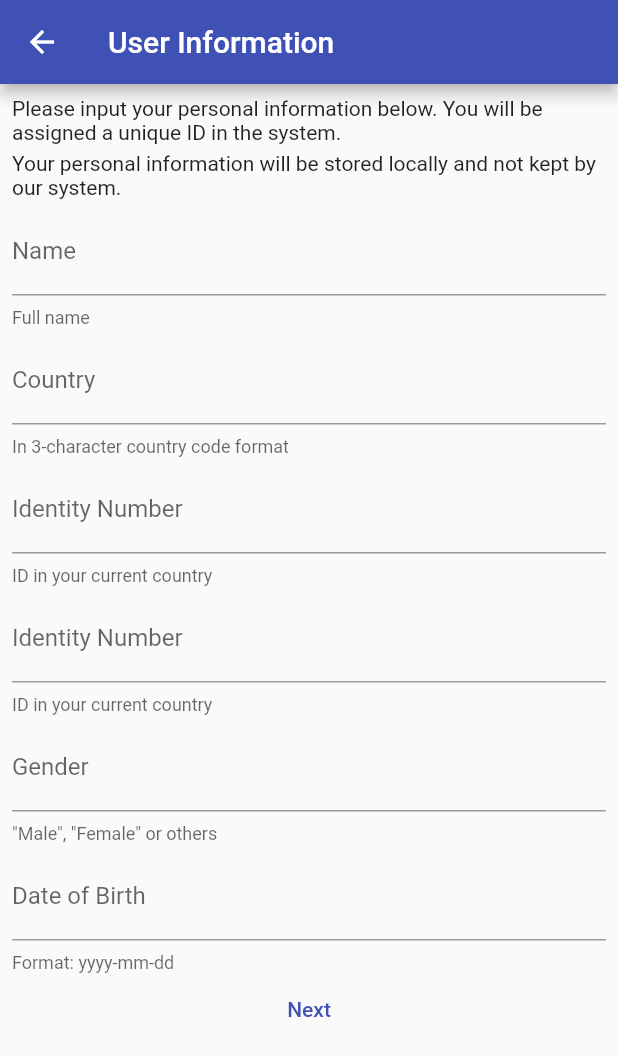
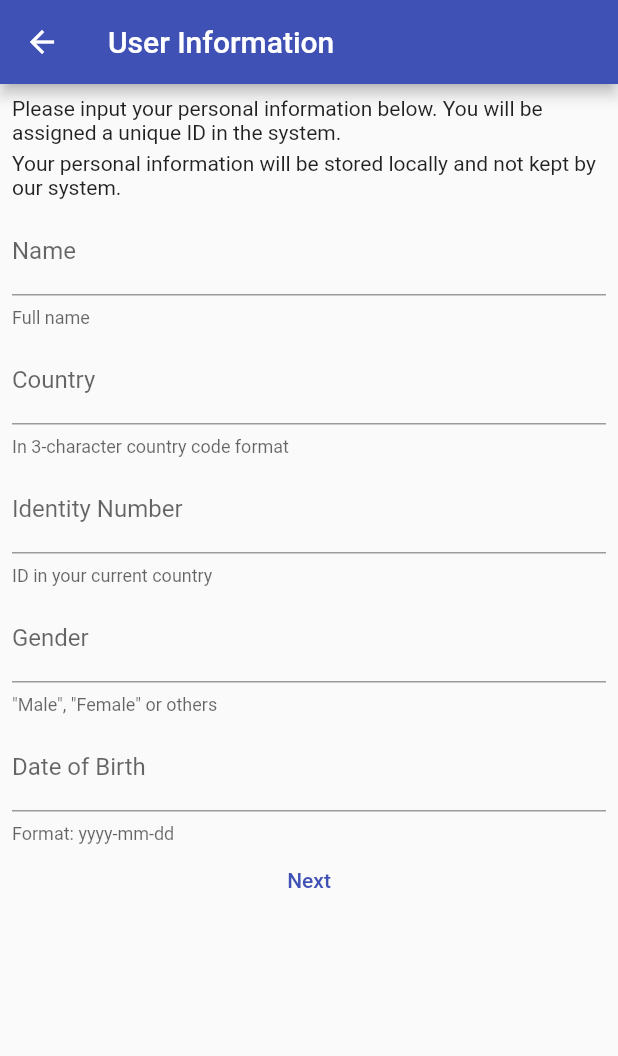
Before and after one commit to ttvs-blockchain/flutter-customer-client, a Flutter app: the RegisterUserInfoView screen opened directly, on a phone screen of 412 x 824 dp. Shown: the top 1056 px of the screen. Run offline on Flutter 3.47's test engine with Material 2 defaults, Android fonts, the phone set to English and light mode, and no system bars; our stand-ins replace bloc, cloud_firestore, equatable, firebase_auth, firebase_core, flutter_bloc and 4 more; accounts and stored records are empty; generated files the repository leaves out were written again; network calls fail.

Commit message:
fix register user info view bugs

```diff
--- a/lib/screens/main_view.dart
+++ b/lib/screens/main_view.dart
@@ -45,7 +45,6 @@ class _MainViewState extends State<MainView> {
         await _firebaseService.getCertificates(userSystemID: user.systemID);
     log(cloudCertificates.length.toString());
     _databaseService.deleteAllCertificates();
-
 
     for (final cert in cloudCertificates) {
       // log(cert.toString());
--- a/lib/screens/register_user_info_view.dart
+++ b/lib/screens/register_user_info_view.dart
@@ -60,8 +60,7 @@ class _RegisterUserInfoViewState extends State<RegisterUserInfoView> {
       ),
       body: Padding(
         padding: const EdgeInsets.all(8.0),
-        child: Column(
-          crossAxisAlignment: CrossAxisAlignment.start,
+        child: ListView(
           children: [
             const Text(
                 'Please input your personal information below. You will be assigned a unique ID in the system.'),
@@ -71,7 +70,7 @@ class _RegisterUserInfoViewState extends State<RegisterUserInfoView> {
             const SizedBox(height: 5),
             TextField(
               controller: _name,
-              obscureText: true,
+              // obscureText: true,
               enableSuggestions: false,
               autocorrect: false,
               decoration: const InputDecoration(
@@ -82,7 +81,7 @@ class _RegisterUserInfoViewState extends State<RegisterUserInfoView> {
             const SizedBox(height: 5),
             TextField(
               controller: _countryCode,
-              obscureText: true,
+              // obscureText: true,
               enableSuggestions: false,
               autocorrect: false,
               decoration: const InputDecoration(
@@ -93,18 +92,7 @@ class _RegisterUserInfoViewState extends State<RegisterUserInfoView> {
             const SizedBox(height: 5),
             TextField(
               controller: _countryID,
-              obscureText: true,
-              enableSuggestions: false,
-              autocorrect: false,
-              decoration: const InputDecoration(
-                labelText: 'Identity Number',
-                helperText: 'ID in your current country',
-              ),
-            ),
-            const SizedBox(height: 5),
-            TextField(
-              controller: _countryID,
-              obscureText: true,
+              // obscureText: true,
               enableSuggestions: false,
               autocorrect: false,
               decoration: const InputDecoration(
@@ -115,7 +103,7 @@ class _RegisterUserInfoViewState extends State<RegisterUserInfoView> {
             const SizedBox(height: 5),
             TextField(
               controller: _gender,
-              obscureText: true,
+              // obscureText: true,
               enableSuggestions: false,
               autocorrect: false,
               decoration: const InputDecoration(
@@ -126,7 +114,7 @@ class _RegisterUserInfoViewState extends State<RegisterUserInfoView> {
             const SizedBox(height: 5),
             TextField(
               controller: _dateOfBirth,
-              obscureText: true,
+              // obscureText: true,
               enableSuggestions: false,
               autocorrect: false,
               decoration: const InputDecoration(
--- a/lib/screens/router_page.dart
+++ b/lib/screens/router_page.dart
@@ -9,7 +9,6 @@ import '../services/auth/bloc/auth_state.dart';
 import '../services/crud/certificate_service.dart';
 import 'forgot_password_view.dart';
 import 'login_view.dart';
-import 'main_view.dart';
 import 'register_view.dart';
 import 'verify_email_view.dart';
 
--- a/lib/services/crud/certificate_service.dart
+++ b/lib/services/crud/certificate_service.dart
@@ -98,7 +98,7 @@ class DatabaseService {
     final results = await db.query(
       nameUserTable,
       limit: 1,
-      where: 'sys_id = ? or email = ?',
+      where: 'system_id = ? or email = ?',
       whereArgs: [user.systemID, user.email],
     );
     if (results.isNotEmpty) {
```
Also changed, not shown: pubspec.lock, 1 other file.
